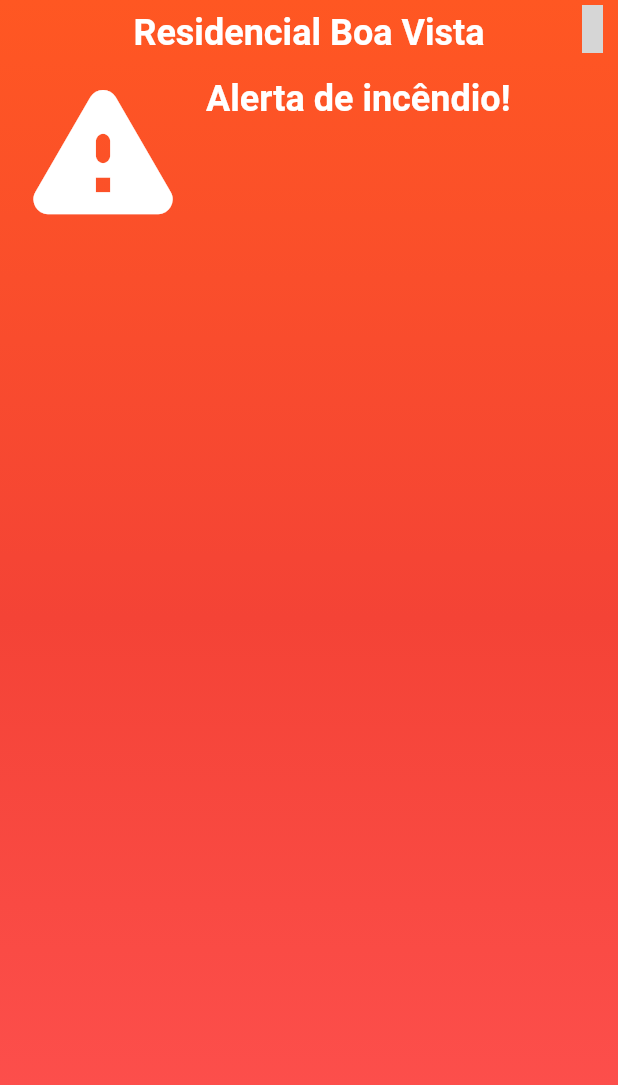
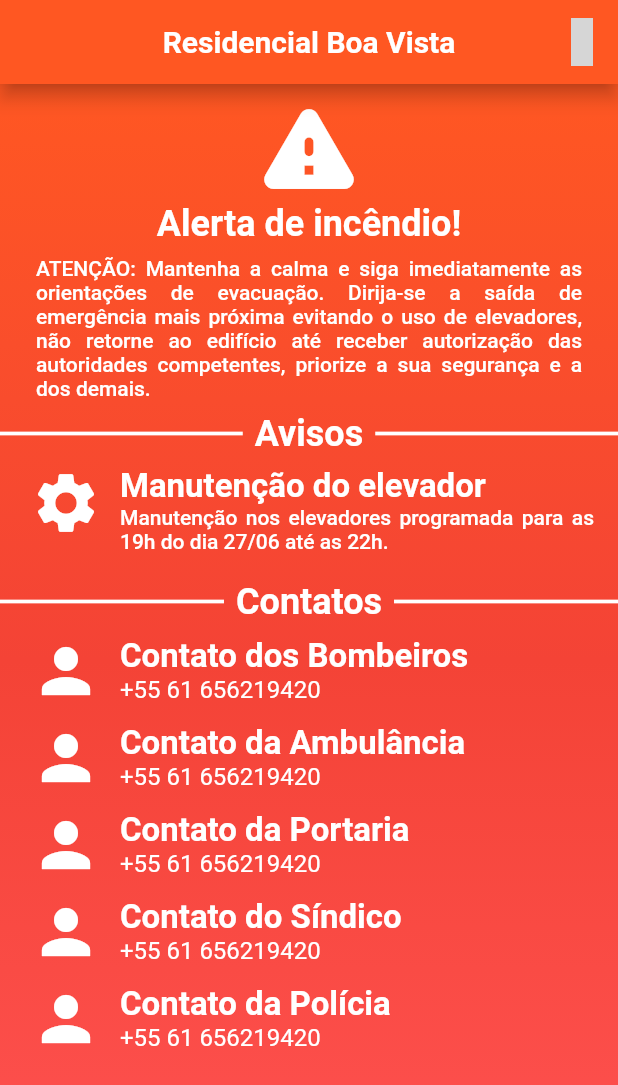
Before and after one commit to Lucas-AV/fial_pi1, a Flutter app: the HomePage screen opened directly, on a phone screen of 412 x 824 dp. Shown: the top 1085 px of the screen. Run offline on Flutter 3.47's test engine with Material 2 defaults, Android fonts, the phone set to English and light mode, and no system bars; our stand-ins replace material_design_icons_flutter; grey boxes are pictures that could not be loaded.

Commit message:
fial mobile + desktop init page

```diff
--- /dev/null
+++ b/lib/desktop.dart
@@ -0,0 +1 @@
+import 'package:flutter/material.dart';
--- /dev/null
+++ b/lib/home_page.dart
@@ -0,0 +1,291 @@
+import 'main.dart';
+import 'package:material_design_icons_flutter/material_design_icons_flutter.dart';
+import 'package:flutter/material.dart';
+class HomePage extends StatefulWidget {
+  const HomePage({Key? key}) : super(key: key);
+
+  @override
+  State<HomePage> createState() => _HomePageState();
+}
+
+class _HomePageState extends State<HomePage> {
+  String alertMsg = "ATENÇÃO: Mantenha a calma e siga imediatamente as orientações de evacuação. Dirija-se a saída de emergência mais próxima evitando o uso de elevadores, não retorne ao edifício até receber autorização das autoridades competentes, priorize a sua segurança e a dos demais.";
+  String warnMsg = "Manutenção nos elevadores programada para as 19h do dia 27/06 até as 22h.";
+
+  int index = 0;
+  List<Contact> contatos = [
+    Contact("Contato dos Bombeiros", "+55 61 ${generateRandomNumber()}"),
+    Contact("Contato da Ambulância", "+55 61 ${generateRandomNumber()}"),
+    Contact("Contato da Portaria", "+55 61 ${generateRandomNumber()}"),
+    Contact("Contato do Síndico", "+55 61 ${generateRandomNumber()}"),
+    Contact("Contato da Polícia", "+55 61 ${generateRandomNumber()}"),
+
+    // Contact("Contato da Administração", "+55 61 ${generateRandomNumber()}"),
+    // Contact("Central de Atendimento", "+55 61 ${generateRandomNumber()}"),
+    // Contact("Contato da Manutenção", "+55 61 ${generateRandomNumber()}"),
+    // Contact("Central de Segurança", "+55 61 ${generateRandomNumber()}"),
+    // Contact("Contato do Zelador", "+55 61 ${generateRandomNumber()}"),
+  ];
+  List<Address> exemplos = [
+    Address()
+      ..nome = "Residencial Boa Vista"
+      ..inAlarm = true
+      ..avisos = [""],
+
+    Address()
+      ..nome = "Residencial Via Boulevard"
+      ..inAlarm = false,
+
+    Address()
+      ..nome = "Residencial Jardim do Lago"
+      ..inAlarm = false,
+  ];
+
+  Widget alarmWidget(Address address){
+    return SizedBox(
+      width: double.infinity,
+      child: Column(
+        crossAxisAlignment: CrossAxisAlignment.center,
+        children: [
+          if(address.inAlarm)
+            Icon(
+              address.inAlarm? Icons.warning_rounded:Icons.warning_amber_rounded,
+              color: Colors.white,
+              size: 75,
+            ),
+
+          Padding(
+            padding: address.inAlarm? const EdgeInsets.only(bottom: 8.0) : const EdgeInsets.only(top: 12),
+            child: Text(
+              address.inAlarm? "Alerta de incêndio!" : "Sem alertas ativos",
+              style: TextStyle(
+                fontWeight: address.inAlarm? FontWeight.w700:FontWeight.w700,
+                color: Colors.white,
+                fontSize: 24,
+              ),
+            ),
+          ),
+          if(address.inAlarm)
+            Padding(
+              padding: const EdgeInsets.symmetric(horizontal: 24),
+              child: Text(alertMsg,style: TextStyle(color: Colors.white,fontWeight: FontWeight.w500),textAlign: TextAlign.justify),
+            ),
+        ],
+      ),
+    );
+  }
+  Widget iconDivisor({String divisor = "Contatos", double height = 3,Color color = Colors.white}){
+    return SizedBox(
+      width: double.infinity,
+      child: Row(
+        mainAxisAlignment: MainAxisAlignment.center,
+        crossAxisAlignment: CrossAxisAlignment.center,
+        children: [
+          Expanded(
+            child: Container(
+              height: height,
+              color: color,
+            ),
+          ),
+          Padding(
+            padding: const EdgeInsets.symmetric(horizontal: 8.0),
+            child: Text(divisor,style: const TextStyle(color: Colors.white,fontWeight: FontWeight.bold,fontSize: 24)),
+            // child: Icon(icon,color: Colors.white,size: 28),
+          ),
+          Expanded(
+            child: Container(
+              height: height,
+              color: color,
+            ),
+          ),
+        ],
+      ),
+    );
+  }
+  Widget contactWidget(Contact contact,{Color fontColor = Colors.black}){
+    String nome = contact.nome;
+    String tel = contact.num;
+    return Row(
+      children: [
+        const SizedBox(
+          width: 20,
+        ),
+        Icon(Icons.person,color: fontColor,size: 48),
+        const SizedBox(width: 12),
+        Column(
+          crossAxisAlignment: CrossAxisAlignment.start,
+          mainAxisAlignment: MainAxisAlignment.center,
+          children: [
+            Text(nome,
+                style: TextStyle(color: fontColor,fontWeight: FontWeight.bold,fontSize: 22)
+            ),
+            Text(tel,style: TextStyle(color: fontColor,fontSize: 16)),
+          ],
+        )
+      ],
+    );
+  }
+  Widget cardWidget({IconData icon = Icons.person, String title = "", String details = ""}){
+    return Row(
+      crossAxisAlignment: CrossAxisAlignment.start,
+      children: [
+        const SizedBox(
+          width: 20,
+        ),
+        Icon(icon,color: Colors.white,size: 48),
+        const SizedBox(width: 12),
+        Expanded(
+          child: Padding(
+            padding: const EdgeInsets.only(right: 16),
+            child: Column(
+              crossAxisAlignment: CrossAxisAlignment.start,
+              mainAxisAlignment: MainAxisAlignment.center,
+              children: [
+                Text(title,style: const TextStyle(color: Colors.white,fontWeight: FontWeight.bold,fontSize: 22)),
+                Text(details,style: const TextStyle(color: Colors.white,fontWeight: FontWeight.w500),textAlign: TextAlign.justify),
+              ],
+            ),
+          ),
+        )
+      ],
+    );
+  }
+
+  Widget contactCard(Contact contact,{Color fontColor = Colors.black}){
+    return Padding(
+      padding: const EdgeInsets.symmetric(horizontal: 12),
+      child: Container(
+        padding: const EdgeInsets.symmetric(vertical: 10),
+        decoration: BoxDecoration(
+          color: Colors.white,
+          borderRadius: BorderRadius.circular(10),
+          boxShadow: const [
+            BoxShadow(
+              color: Colors.black38,
+              blurRadius: 5,
+              offset: Offset(0, 5),
+            ),
+          ],
+        ),
+        child: contactWidget(contact,fontColor: fontColor),
+      ),
+    );
+  }
+
+  @override
+  Widget build(BuildContext context) {
+    return SafeArea(
+      child: Scaffold(
+        appBar: AppBar(
+          backgroundColor: !exemplos[index].inAlarm? Colors.blue:Colors.deepOrange,
+          centerTitle: true,
+          automaticallyImplyLeading: false,
+          title: LayoutBuilder(
+            builder: (context, constraints){
+              return FittedBox(
+                child: Text(
+                  exemplos[index].nome,
+                  style: const TextStyle(
+                    fontWeight: FontWeight.bold,
+                    color: Colors.white,
+                  ),
+                ),
+              );
+            },
+          ),
+          elevation: 5,
+          actions: [
+            PopupMenuButton(
+              tooltip: "",
+              itemBuilder: (context) => [
+                for(Address item in exemplos)
+                  PopupMenuItem(
+                    value: item,
+                    child: Row(
+                      mainAxisAlignment: MainAxisAlignment.spaceBetween,
+                      children: [
+                        Text(item.nome),
+                        if(item.inAlarm)
+                          Icon(index == exemplos.indexOf(item)? Icons.warning_rounded:Icons.warning_amber_rounded,color: Colors.black,),
+                      ],
+                    ),
+                    onTap: (){
+                      setState(() {
+                        index = exemplos.indexOf(item);
+                      });
+                    },
+                  ),
+              ],
+              child: Padding(
+                padding: const EdgeInsets.only(right: 8.0),
+                child: Icon(
+                  MdiIcons.officeBuilding,
+                  color: Colors.white,
+                  size: 32,
+                ),
+              ),
+
+            ),
+          ],
+        ),
+        body: Container(
+          height: MediaQuery.of(context).size.height,
+          width: double.infinity,
+          decoration: BoxDecoration(
+            gradient: LinearGradient(
+              begin: Alignment.topCenter,
+              end: Alignment.bottomCenter,
+              colors: !exemplos[index].inAlarm? [
+                Colors.blue,
+                Colors.lightBlue,
+                Colors.lightBlueAccent,
+              ] : [
+                Colors.deepOrange,
+                Colors.red,
+                Colors.redAccent,
+              ],
+            ),
+          ),
+          child: SingleChildScrollView(
+            child: Column(
+              children: [
+                Padding(
+                  padding: const EdgeInsets.only(top: 4),
+                  child: alarmWidget(exemplos[index]),
+                ),
+
+                if(exemplos[index].avisos.isNotEmpty)
+                  Column(
+                    children: [
+                      Padding(
+                        padding: const EdgeInsets.symmetric(vertical: 8),
+                        child: iconDivisor(divisor: "Avisos",height: 2.5),
+                      ),
+                      Padding(
+                        padding: const EdgeInsets.only(bottom: 10),
+                        child: cardWidget(icon: Icons.settings,title: "Manutenção do elevador",details: warnMsg),
+                      ),
+                    ],
+                  ),
+
+                Column(
+                  children: [
+                    Padding(
+                      padding: const EdgeInsets.symmetric(vertical: 8),
+                      child: iconDivisor(height: 2.5),
+                    ),
+                    for(Contact contact in contatos)
+                      Padding(
+                        padding: const EdgeInsets.only(bottom: 10),
+                        child: contactWidget(contact,fontColor: Colors.white),
+                      )
+                  ],
+                )
+              ],
+            ),
+          ),
+        ),
+      ),
+    );
+  }
+}
--- a/lib/main.dart
+++ b/lib/main.dart
@@ -1,11 +1,33 @@
 import 'package:flutter/material.dart';
 import 'package:material_design_icons_flutter/material_design_icons_flutter.dart';
+import 'dart:math';
+import 'home_page.dart';
+import 'login_page.dart';
+import 'dart:io';
+import 'desktop.dart';
+
+
 // ignore_for_file: prefer_const_constructors
 class Address {
   String nome = "";
-  int andar = 0;
-  int apto = 0;
   bool inAlarm = false;
+  List<String> avisos = [];
+}
+
+class Contact {
+  String nome;
+  String num;
+  Contact(this.nome,this.num);
+}
+String generateRandomNumber() {
+  var random = Random();
+  var number = random.nextInt(900000000) + 100000000; // Gera um número de 9 dígitos aleatório
+  return number.toString();
+}
+
+String formatPhoneNumber(String phoneNumber) {
+  var formattedNumber = phoneNumber.substring(0, 9) + "-" + phoneNumber.substring(9);
+  return formattedNumber;
 }
 
 void main() {
@@ -17,174 +39,57 @@ class MyApp extends StatelessWidget {
 
   @override
   Widget build(BuildContext context) {
-    return const MaterialApp(
+    return MaterialApp(
       debugShowCheckedModeBanner: false,
-      home: HomePage(),
+      home: Platform.isAndroid? LoginPage():DesktopPage(),// LoginPage(),
     );
   }
 }
 
-class HomePage extends StatefulWidget {
-  const HomePage({Key? key}) : super(key: key);
+
+class DesktopPage extends StatefulWidget {
+  const DesktopPage({Key? key}) : super(key: key);
 
   @override
-  State<HomePage> createState() => _HomePageState();
+  State<DesktopPage> createState() => _DesktopPageState();
 }
 
-class _HomePageState extends State<HomePage> {
-  int index = 0;
-  List<Address> exemplos = [
-    Address()
-    ..andar = 12
-    ..apto = 1205
-    ..nome = "Residencial Boa Vista"
-    ..inAlarm = true,
-
-    Address()
-    ..andar = 8
-    ..apto = 807
-    ..nome = "Residencial Via Boulevard"
-    ..inAlarm = false,
-
-    Address()
-    ..andar = 10
-    ..apto = 1002
-    ..nome = "Residencial Jardim do Lago"
-    ..inAlarm = false,
-  ];
-
-  Widget alarmWidget(Address address){
-    return SizedBox(
-      child: Row(
-        children: [
-          Expanded(
-            flex: 5,
-            child: SizedBox(
-              child: LayoutBuilder(
-                builder: (context, constraints){
-                  return Center(
-                    child: Icon(
-                      address.inAlarm? Icons.warning_rounded:Icons.warning_amber_rounded,
-                      size: constraints.maxWidth*0.85,
-                      color: Colors.white,
-                    ),
-                  );
-                },
-              ),
-            ),
-          ),
-          Expanded(
-            flex: 10,
-            child: SizedBox(
-              height: 125,
-              child: Padding(
-                padding: const EdgeInsets.only(top: 16),
-                child: Column(
-                  crossAxisAlignment: CrossAxisAlignment.start,
-                  children: [
-                    Text(
-                      address.inAlarm? "Alerta de incêndio!" : "Sem alertas ativos",
-                      style: TextStyle(
-                        fontWeight: FontWeight.bold,
-                        color: Colors.white,
-                        fontSize: 24,
-                      ),
-                    ),
-                    // Text(
-                    //   "Detalhes do acontecimento",
-                    //   style: TextStyle(
-                    //     fontWeight: FontWeight.w500,
-                    //     color: Colors.white,
-                    //     fontSize: 16,
-                    //   ),
-                    // ),
-                  ],
-                ),
-              ),
-            )
-          ),
-        ],
-      ),
-    );
-  }
-
+class _DesktopPageState extends State<DesktopPage> {
   @override
   Widget build(BuildContext context) {
     return SafeArea(
       child: Scaffold(
-        body: Container(
-          height: MediaQuery.of(context).size.height,
-          width: double.infinity,
-          decoration: BoxDecoration(
-            gradient: LinearGradient(
-              begin: Alignment.topCenter,
-              end: Alignment.bottomCenter,
-              colors: !exemplos[index].inAlarm? [
-                Colors.blue,
-                Colors.lightBlue,
-                Colors.lightBlueAccent,
-              ] : [
-                Colors.deepOrange,
-                Colors.red,
-                Colors.redAccent,
-              ]
-            ),
-          ),
-          child: Stack(
-            children: [
-              Positioned(
-                right: 1,
-                top: 3,
-                child: PopupMenuButton(
-                  tooltip: "",
-                  itemBuilder: (context) => [
-                    for(Address item in exemplos)
-                      PopupMenuItem(
-                        value: item,
-                        child: Row(
-                          mainAxisAlignment: MainAxisAlignment.spaceBetween,
-                          children: [
-                            Text(item.nome),
-                            if(item.inAlarm)
-                              Icon(index == exemplos.indexOf(item)? Icons.warning_rounded:Icons.warning_amber_rounded),
-                          ],
-                        ),
-                        onTap: (){
-                          setState(() {
-                            index = exemplos.indexOf(item);
-                          });
-                        },
-                      ),
-                  ],
-                  child: Icon(
-                    MdiIcons.officeBuilding,
-                    color: Colors.white,
-                    size: 32,
-                  ),
-                )
-              ),
-              SizedBox(
-                width: MediaQuery.of(context).size.width,
-                height: MediaQuery.of(context).size.height,
+        body: Row(
+          children: [
+            Expanded(
+              child: Container(
+                color: Colors.white,
                 child: Column(
-                  children: [
-                    Padding(
-                      padding: const EdgeInsets.only(top: 8),
-                      child: Text(
-                        exemplos[index].nome,
-                        style: TextStyle(
-                          fontWeight: FontWeight.bold,
-                          color: Colors.white,
-                          fontSize: 24,
-                        ),
-                      ),
-                    ),
-                    alarmWidget(exemplos[index])
+                  children: const [
+                    Text("Notificações",style: TextStyle(color: Colors.black)),
                   ],
                 ),
               ),
-            ],
-          ),
+            ),
+            Padding(
+              padding: const EdgeInsets.symmetric(vertical: 8),
+              child: Container(
+                height: double.infinity,
+                width: 0.25,
+                color: Colors.black,
+              ),
+            ),
+            Expanded(
+              child: Container(
+                color: Colors.white,
+                child: Column(
+                  children: const [
+                    Text("Relatórios",style: TextStyle(color: Colors.black)),
+                  ],
+                ),
+              ),
+            ),
+          ],
         ),
       ),
     );
```
Also changed, not shown: lib/login_page.dart (added, +106 -0 lines).
